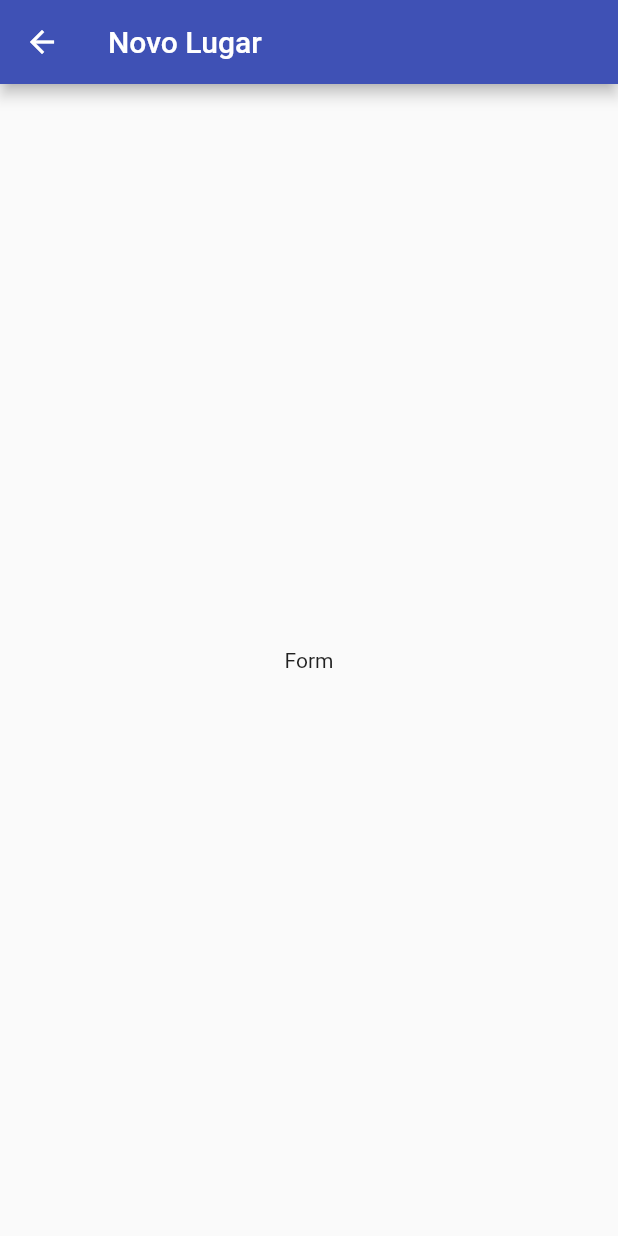
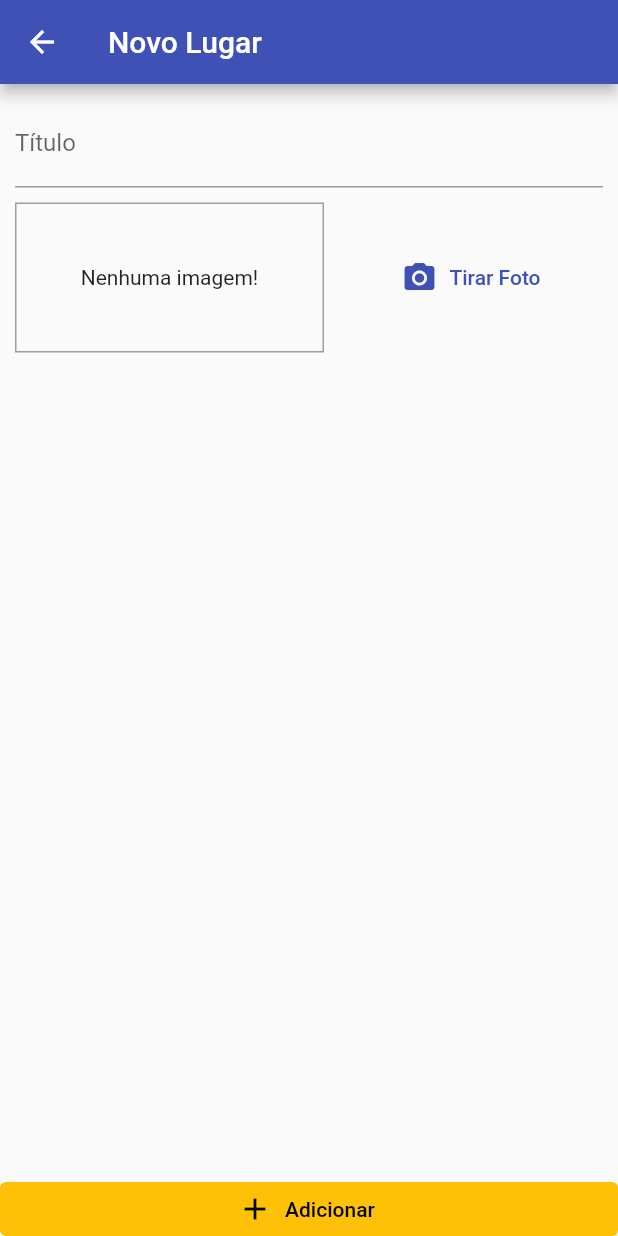
Before and after one commit to Joao-Kleber-Linhalis/great_places_app, a Flutter app: the PlaceFormScreen screen opened by its route, on a phone screen of 412 x 824 dp. Run offline on Flutter 3.47's test engine with Material 3 defaults, Android fonts, the phone set to English and light mode, and no system bars.

Commit message:
Inicio do Formulário e do Input de imagem

```diff
--- a/lib/main.dart
+++ b/lib/main.dart
@@ -15,10 +15,14 @@ class MyApp extends StatelessWidget {
     return MaterialApp(
       title: 'Great Places',
       theme: ThemeData(
-        progressIndicatorTheme: const ProgressIndicatorThemeData(color: Colors.amber),
+        progressIndicatorTheme:
+            const ProgressIndicatorThemeData(color: Colors.amber),
         colorScheme: ColorScheme.fromSwatch().copyWith(
           primary: Colors.indigo,
           secondary: Colors.amber,
+        ),
+        textTheme: TextTheme(
+          labelLarge: TextStyle(color: Colors.black),
         ),
         visualDensity: VisualDensity.adaptivePlatformDensity,
         useMaterial3: false,
--- a/lib/screens/place_form_screen.dart
+++ b/lib/screens/place_form_screen.dart
@@ -1,4 +1,6 @@
 import 'package:flutter/material.dart';
+import 'package:flutter/widgets.dart';
+import 'package:great_places_app/widgets/image_input.dart';
 
 class PlaceFormScreen extends StatefulWidget {
   const PlaceFormScreen({super.key});
@@ -8,14 +10,59 @@ class PlaceFormScreen extends StatefulWidget {
 }
 
 class _PlaceFormScreenState extends State<PlaceFormScreen> {
+
+  final _titleController = TextEditingController();
+
+  void _submitForm() {
+
+  }
+
   @override
   Widget build(BuildContext context) {
     return Scaffold(
       appBar: AppBar(
         title: Text("Novo Lugar"),
       ),
-      body: Center(
-        child: Text("Form"),
+      body: Column(
+        // mainAxisAlignment: MainAxisAlignment.spaceBetween,
+        crossAxisAlignment: CrossAxisAlignment.stretch,
+        children: [
+          Expanded(
+            child: SingleChildScrollView(
+              child: Padding(
+                padding: const EdgeInsets.all(10.0),
+                child: Column(
+                  children: [
+                    TextField(
+                      decoration: InputDecoration(
+                        labelText: "Título",
+                      ),
+                      controller: _titleController,
+                    ),
+                    SizedBox(height: 10),
+                    ImageInput(),
+                  ],
+                ),
+              ),
+            ),
+          ),
+          ElevatedButton.icon(
+            label: Text(
+              'Adicionar',
+              style: Theme.of(context).textTheme.labelLarge,
+            ),
+            icon: Icon(
+              Icons.add,
+              color: Theme.of(context).textTheme.labelLarge!.color,
+            ),
+            style: ElevatedButton.styleFrom(
+              backgroundColor: Theme.of(context).colorScheme.secondary,
+              elevation: 0,
+              tapTargetSize: MaterialTapTargetSize.shrinkWrap,
+            ),
+            onPressed: _submitForm,
+          ),
+        ],
       ),
     );
   }
--- /dev/null
+++ b/lib/widgets/image_input.dart
@@ -0,0 +1,43 @@
+import 'package:flutter/material.dart';
+import 'package:flutter/widgets.dart';
+
+class ImageInput extends StatefulWidget {
+  const ImageInput({super.key});
+
+  @override
+  State<ImageInput> createState() => _ImageInputState();
+}
+
+class _ImageInputState extends State<ImageInput> {
+  @override
+  Widget build(BuildContext context) {
+    Size size = MediaQuery.of(context).size;
+    return Row(
+      children: [
+        Container(
+          width: size.width*0.5,
+          height: 100,
+          decoration: BoxDecoration(
+            border: Border.all(
+              width: 1,
+              color: Colors.grey,
+            ),
+          ),
+          alignment: Alignment.center,
+          child: Text("Nenhuma imagem!"),
+        ),
+        SizedBox(width: 10),
+        Expanded(
+          child: TextButton.icon(
+            icon: Icon(Icons.camera_alt),
+            label: Text(
+              "Tirar Foto",
+              style: TextStyle(color: Theme.of(context).colorScheme.primary),
+            ),
+            onPressed: () {},
+          ),
+        ),
+      ],
+    );
+  }
+}
```
